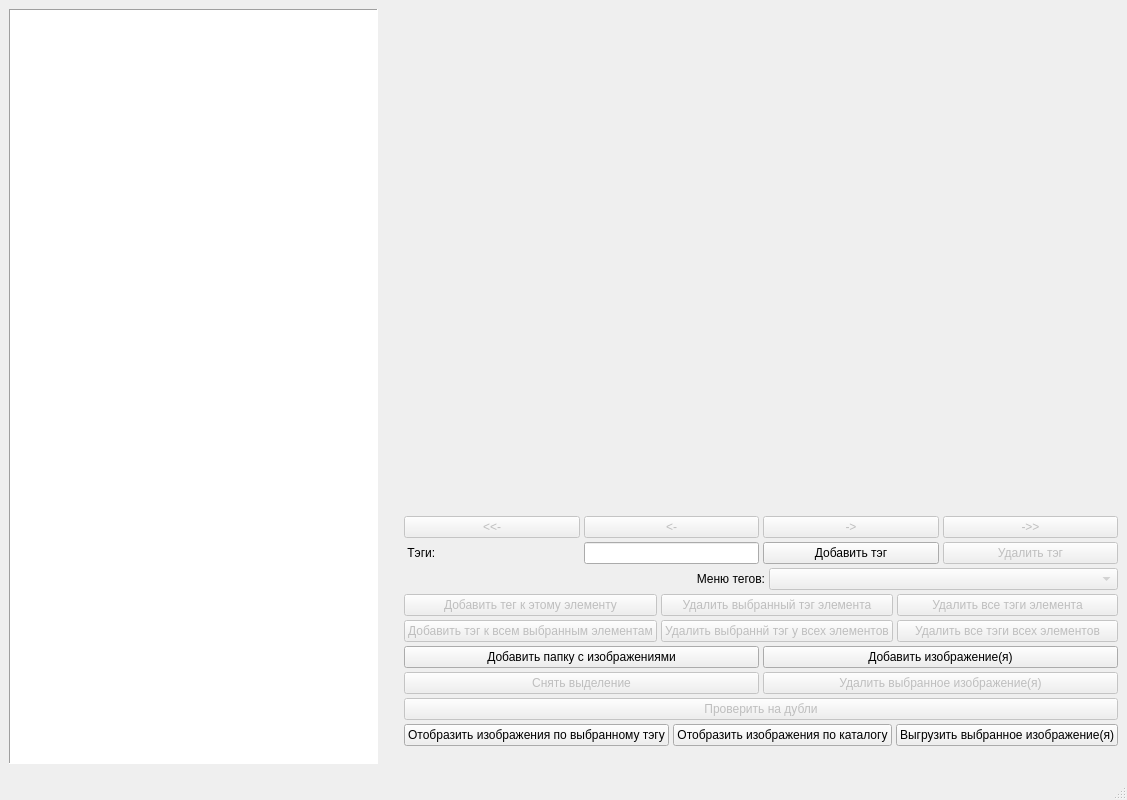
Before: the Qt Designer form SinSawCodePy/SinSawViewUI.ui in VoidChaser/SinSawCatalog, drawn with Qt 5.
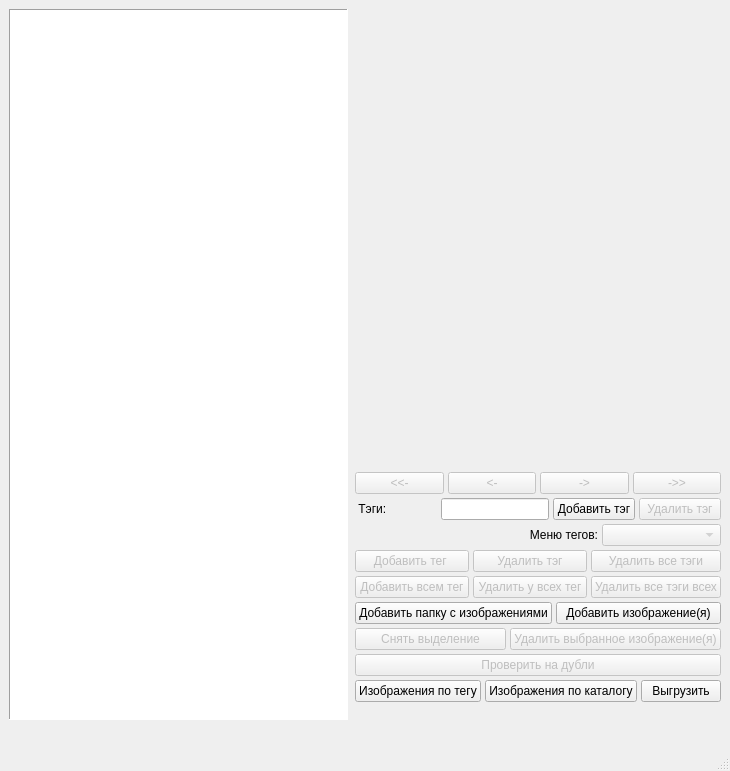
After: the same form once the commit is applied.

Commit message: Layout configured

Diff of the .ui file:
```diff
--- a/SinSawCodePy/SinSawViewUI.ui
+++ b/SinSawCodePy/SinSawViewUI.ui
@@ -9,8 +9,8 @@
    <rect>
     <x>0</x>
     <y>0</y>
-    <width>1127</width>
-    <height>800</height>
+    <width>730</width>
+    <height>771</height>
    </rect>
   </property>
   <property name="sizePolicy">
@@ -51,7 +51,7 @@
           <item>
            <widget class="QTableWidget" name="tableWidget">
             <property name="sizePolicy">
-             <sizepolicy hsizetype="MinimumExpanding" vsizetype="Expanding">
+             <sizepolicy hsizetype="Minimum" vsizetype="Expanding">
               <horstretch>0</horstretch>
               <verstretch>0</verstretch>
              </sizepolicy>
@@ -91,6 +91,19 @@
             </attribute>
            </widget>
           </item>
+          <item>
+           <spacer name="horizontalSpacer_2">
+            <property name="orientation">
+             <enum>Qt::Horizontal</enum>
+            </property>
+            <property name="sizeHint" stdset="0">
+             <size>
+              <width>250</width>
+              <height>20</height>
+             </size>
+            </property>
+           </spacer>
+          </item>
          </layout>
         </item>
         <item>
@@ -103,7 +116,7 @@
           </property>
           <property name="sizeHint" stdset="0">
            <size>
-            <width>20</width>
+            <width>1</width>
             <height>500</height>
            </size>
           </property>
@@ -129,7 +142,7 @@
           <item>
            <widget class="QLabel" name="image_label">
             <property name="sizePolicy">
-             <sizepolicy hsizetype="MinimumExpanding" vsizetype="MinimumExpanding">
+             <sizepolicy hsizetype="Minimum" vsizetype="MinimumExpanding">
               <horstretch>0</horstretch>
               <verstretch>0</verstretch>
              </sizepolicy>
@@ -166,7 +179,7 @@
              <bool>true</bool>
             </property>
             <property name="sizePolicy">
-             <sizepolicy hsizetype="MinimumExpanding" vsizetype="Minimum">
+             <sizepolicy hsizetype="Minimum" vsizetype="Minimum">
               <horstretch>0</horstretch>
               <verstretch>0</verstretch>
              </sizepolicy>
@@ -198,14 +211,14 @@
                <bool>false</bool>
               </property>
               <property name="sizePolicy">
-               <sizepolicy hsizetype="MinimumExpanding" vsizetype="Minimum">
+               <sizepolicy hsizetype="Minimum" vsizetype="Minimum">
                 <horstretch>0</horstretch>
                 <verstretch>0</verstretch>
                </sizepolicy>
               </property>
               <property name="minimumSize">
                <size>
-                <width>0</width>
+                <width>30</width>
                 <height>20</height>
                </size>
               </property>
@@ -226,14 +239,14 @@
                <bool>false</bool>
               </property>
               <property name="sizePolicy">
-               <sizepolicy hsizetype="MinimumExpanding" vsizetype="Minimum">
+               <sizepolicy hsizetype="Minimum" vsizetype="Minimum">
                 <horstretch>0</horstretch>
                 <verstretch>0</verstretch>
                </sizepolicy>
               </property>
               <property name="minimumSize">
                <size>
-                <width>0</width>
+                <width>30</width>
                 <height>20</height>
                </size>
               </property>
@@ -254,14 +267,14 @@
                <bool>false</bool>
               </property>
               <property name="sizePolicy">
-               <sizepolicy hsizetype="MinimumExpanding" vsizetype="Minimum">
+               <sizepolicy hsizetype="Minimum" vsizetype="Minimum">
                 <horstretch>0</horstretch>
                 <verstretch>0</verstretch>
                </sizepolicy>
               </property>
               <property name="minimumSize">
                <size>
-                <width>0</width>
+                <width>30</width>
                 <height>20</height>
                </size>
               </property>
@@ -282,14 +295,14 @@
                <bool>false</bool>
               </property>
               <property name="sizePolicy">
-               <sizepolicy hsizetype="MinimumExpanding" vsizetype="Minimum">
+               <sizepolicy hsizetype="Minimum" vsizetype="Minimum">
                 <horstretch>0</horstretch>
                 <verstretch>0</verstretch>
                </sizepolicy>
               </property>
               <property name="minimumSize">
                <size>
-                <width>0</width>
+                <width>30</width>
                 <height>20</height>
                </size>
               </property>
@@ -311,7 +324,7 @@
             <item>
              <widget class="QLabel" name="tag_name_label">
               <property name="sizePolicy">
-               <sizepolicy hsizetype="MinimumExpanding" vsizetype="Preferred">
+               <sizepolicy hsizetype="Minimum" vsizetype="Preferred">
                 <horstretch>0</horstretch>
                 <verstretch>0</verstretch>
                </sizepolicy>
@@ -324,7 +337,7 @@
             <item>
              <widget class="QLineEdit" name="tag_name_edit">
               <property name="sizePolicy">
-               <sizepolicy hsizetype="MinimumExpanding" vsizetype="Fixed">
+               <sizepolicy hsizetype="Minimum" vsizetype="Fixed">
                 <horstretch>0</horstretch>
                 <verstretch>0</verstretch>
                </sizepolicy>
@@ -334,11 +347,17 @@
             <item>
              <widget class="QPushButton" name="add_tag_button">
               <property name="sizePolicy">
-               <sizepolicy hsizetype="MinimumExpanding" vsizetype="Fixed">
+               <sizepolicy hsizetype="Minimum" vsizetype="Minimum">
                 <horstretch>0</horstretch>
                 <verstretch>0</verstretch>
                </sizepolicy>
               </property>
+              <property name="minimumSize">
+               <size>
+                <width>30</width>
+                <height>0</height>
+               </size>
+              </property>
               <property name="focusPolicy">
                <enum>Qt::NoFocus</enum>
               </property>
@@ -353,11 +372,17 @@
                <bool>false</bool>
               </property>
               <property name="sizePolicy">
-               <sizepolicy hsizetype="MinimumExpanding" vsizetype="Fixed">
+               <sizepolicy hsizetype="Minimum" vsizetype="Minimum">
                 <horstretch>0</horstretch>
                 <verstretch>0</verstretch>
                </sizepolicy>
               </property>
+              <property name="minimumSize">
+               <size>
+                <width>30</width>
+                <height>0</height>
+               </size>
+              </property>
               <property name="focusPolicy">
                <enum>Qt::NoFocus</enum>
               </property>
@@ -375,6 +400,12 @@
               <property name="enabled">
                <bool>true</bool>
               </property>
+              <property name="sizePolicy">
+               <sizepolicy hsizetype="Minimum" vsizetype="Preferred">
+                <horstretch>0</horstretch>
+                <verstretch>0</verstretch>
+               </sizepolicy>
+              </property>
               <property name="text">
                <string/>
               </property>
@@ -383,7 +414,7 @@
             <item>
              <widget class="QLabel" name="label">
               <property name="sizePolicy">
-               <sizepolicy hsizetype="MinimumExpanding" vsizetype="Preferred">
+               <sizepolicy hsizetype="Minimum" vsizetype="Preferred">
                 <horstretch>0</horstretch>
                 <verstretch>0</verstretch>
                </sizepolicy>
@@ -411,7 +442,7 @@
                <bool>false</bool>
               </property>
               <property name="sizePolicy">
-               <sizepolicy hsizetype="MinimumExpanding" vsizetype="Fixed">
+               <sizepolicy hsizetype="Minimum" vsizetype="Fixed">
                 <horstretch>0</horstretch>
                 <verstretch>0</verstretch>
                </sizepolicy>
@@ -433,7 +464,7 @@
                  <bool>false</bool>
                 </property>
                 <property name="sizePolicy">
-                 <sizepolicy hsizetype="MinimumExpanding" vsizetype="Fixed">
+                 <sizepolicy hsizetype="Minimum" vsizetype="Minimum">
                   <horstretch>0</horstretch>
                   <verstretch>0</verstretch>
                  </sizepolicy>
@@ -442,7 +473,7 @@
                  <enum>Qt::NoFocus</enum>
                 </property>
                 <property name="text">
-                 <string>Добавить тег к этому элементу</string>
+                 <string>Добавить тег </string>
                 </property>
                 <attribute name="buttonGroup">
                  <string notr="true">single_selection_button_group</string>
@@ -455,7 +486,7 @@
                  <bool>false</bool>
                 </property>
                 <property name="sizePolicy">
-                 <sizepolicy hsizetype="MinimumExpanding" vsizetype="Fixed">
+                 <sizepolicy hsizetype="Minimum" vsizetype="Minimum">
                   <horstretch>0</horstretch>
                   <verstretch>0</verstretch>
                  </sizepolicy>
@@ -464,7 +495,7 @@
                  <enum>Qt::NoFocus</enum>
                 </property>
                 <property name="text">
-                 <string>Добавить тэг к всем выбранным элементам</string>
+                 <string>Добавить всем тег</string>
                 </property>
                 <attribute name="buttonGroup">
                  <string notr="true">multi_selection_button_group</string>
@@ -481,7 +512,7 @@
                  <bool>false</bool>
                 </property>
                 <property name="sizePolicy">
-                 <sizepolicy hsizetype="MinimumExpanding" vsizetype="Fixed">
+                 <sizepolicy hsizetype="Minimum" vsizetype="Minimum">
                   <horstretch>0</horstretch>
                   <verstretch>0</verstretch>
                  </sizepolicy>
@@ -490,7 +521,7 @@
                  <enum>Qt::NoFocus</enum>
                 </property>
                 <property name="text">
-                 <string>Удалить выбранный тэг элемента</string>
+                 <string>Удалить тэг</string>
                 </property>
                 <attribute name="buttonGroup">
                  <string notr="true">single_selection_button_group</string>
@@ -503,7 +534,7 @@
                  <bool>false</bool>
                 </property>
                 <property name="sizePolicy">
-                 <sizepolicy hsizetype="MinimumExpanding" vsizetype="Fixed">
+                 <sizepolicy hsizetype="Minimum" vsizetype="Minimum">
                   <horstretch>0</horstretch>
                   <verstretch>0</verstretch>
                  </sizepolicy>
@@ -512,7 +543,7 @@
                  <enum>Qt::NoFocus</enum>
                 </property>
                 <property name="text">
-                 <string>Удалить выбраннй тэг у всех элементов</string>
+                 <string>Удалить у всех тег</string>
                 </property>
                 <attribute name="buttonGroup">
                  <string notr="true">multi_selection_button_group</string>
@@ -529,7 +560,7 @@
                  <bool>false</bool>
                 </property>
                 <property name="sizePolicy">
-                 <sizepolicy hsizetype="MinimumExpanding" vsizetype="Fixed">
+                 <sizepolicy hsizetype="Minimum" vsizetype="Minimum">
                   <horstretch>0</horstretch>
                   <verstretch>0</verstretch>
                  </sizepolicy>
@@ -538,7 +569,7 @@
                  <enum>Qt::NoFocus</enum>
                 </property>
                 <property name="text">
-                 <string>Удалить все тэги элемента</string>
+                 <string>Удалить все тэги</string>
                 </property>
                 <attribute name="buttonGroup">
                  <string notr="true">single_selection_button_group</string>
@@ -551,7 +582,7 @@
                  <bool>false</bool>
                 </property>
                 <property name="sizePolicy">
-                 <sizepolicy hsizetype="MinimumExpanding" vsizetype="Fixed">
+                 <sizepolicy hsizetype="Minimum" vsizetype="Minimum">
                   <horstretch>0</horstretch>
                   <verstretch>0</verstretch>
                  </sizepolicy>
@@ -560,7 +591,7 @@
                  <enum>Qt::NoFocus</enum>
                 </property>
                 <property name="text">
-                 <string>Удалить все тэги всех элементов</string>
+                 <string>Удалить все тэги всех</string>
                 </property>
                 <attribute name="buttonGroup">
                  <string notr="true">multi_selection_button_group</string>
@@ -581,7 +612,7 @@
                  <bool>true</bool>
                 </property>
                 <property name="sizePolicy">
-                 <sizepolicy hsizetype="MinimumExpanding" vsizetype="Fixed">
+                 <sizepolicy hsizetype="Minimum" vsizetype="Minimum">
                   <horstretch>0</horstretch>
                   <verstretch>0</verstretch>
                  </sizepolicy>
@@ -600,7 +631,7 @@
                  <bool>true</bool>
                 </property>
                 <property name="sizePolicy">
-                 <sizepolicy hsizetype="MinimumExpanding" vsizetype="Fixed">
+                 <sizepolicy hsizetype="Minimum" vsizetype="Minimum">
                   <horstretch>0</horstretch>
                   <verstretch>0</verstretch>
                  </sizepolicy>
@@ -623,7 +654,7 @@
                  <bool>false</bool>
                 </property>
                 <property name="sizePolicy">
-                 <sizepolicy hsizetype="MinimumExpanding" vsizetype="Fixed">
+                 <sizepolicy hsizetype="Minimum" vsizetype="Minimum">
                   <horstretch>0</horstretch>
                   <verstretch>0</verstretch>
                  </sizepolicy>
@@ -645,7 +676,7 @@
                  <bool>false</bool>
                 </property>
                 <property name="sizePolicy">
-                 <sizepolicy hsizetype="MinimumExpanding" vsizetype="Fixed">
+                 <sizepolicy hsizetype="Minimum" vsizetype="Minimum">
                   <horstretch>0</horstretch>
                   <verstretch>0</verstretch>
                  </sizepolicy>
@@ -669,7 +700,7 @@
                <bool>false</bool>
               </property>
               <property name="sizePolicy">
-               <sizepolicy hsizetype="MinimumExpanding" vsizetype="Fixed">
+               <sizepolicy hsizetype="Minimum" vsizetype="Minimum">
                 <horstretch>0</horstretch>
                 <verstretch>0</verstretch>
                </sizepolicy>
@@ -687,7 +718,7 @@
               <item>
                <widget class="QPushButton" name="show_imgs_by_tag_button">
                 <property name="sizePolicy">
-                 <sizepolicy hsizetype="MinimumExpanding" vsizetype="Fixed">
+                 <sizepolicy hsizetype="Minimum" vsizetype="Minimum">
                   <horstretch>0</horstretch>
                   <verstretch>0</verstretch>
                  </sizepolicy>
@@ -696,14 +727,14 @@
                  <enum>Qt::NoFocus</enum>
                 </property>
                 <property name="text">
-                 <string>Отобразить изображения по выбранному тэгу</string>
+                 <string>Изображения по тегу</string>
                 </property>
                </widget>
               </item>
               <item>
                <widget class="QPushButton" name="show_imgs_by_catalog_button">
                 <property name="sizePolicy">
-                 <sizepolicy hsizetype="MinimumExpanding" vsizetype="Fixed">
+                 <sizepolicy hsizetype="Minimum" vsizetype="Minimum">
                   <horstretch>0</horstretch>
                   <verstretch>0</verstretch>
                  </sizepolicy>
@@ -712,14 +743,14 @@
                  <enum>Qt::NoFocus</enum>
                 </property>
                 <property name="text">
-                 <string>Отобразить изображения по каталогу</string>
+                 <string>Изображения по каталогу</string>
                 </property>
                </widget>
               </item>
               <item>
                <widget class="QPushButton" name="leave_out_button">
                 <property name="sizePolicy">
-                 <sizepolicy hsizetype="MinimumExpanding" vsizetype="Fixed">
+                 <sizepolicy hsizetype="Minimum" vsizetype="Minimum">
                   <horstretch>0</horstretch>
                   <verstretch>0</verstretch>
                  </sizepolicy>
@@ -728,7 +759,7 @@
                  <enum>Qt::NoFocus</enum>
                 </property>
                 <property name="text">
-                 <string>Выгрузить выбранное изображение(я)</string>
+                 <string>Выгрузить</string>
                 </property>
                </widget>
               </item>
@@ -736,8 +767,30 @@
             </item>
            </layout>
           </item>
+          <item>
+           <spacer name="horizontalSpacer">
+            <property name="orientation">
+             <enum>Qt::Horizontal</enum>
+            </property>
+            <property name="sizeType">
+             <enum>QSizePolicy::MinimumExpanding</enum>
+            </property>
+            <property name="sizeHint" stdset="0">
+             <size>
+              <width>100</width>
+              <height>20</height>
+             </size>
+            </property>
+           </spacer>
+          </item>
           <item>
            <widget class="QLabel" name="log_out_label">
+            <property name="sizePolicy">
+             <sizepolicy hsizetype="Minimum" vsizetype="Preferred">
+              <horstretch>0</horstretch>
+              <verstretch>0</verstretch>
+             </sizepolicy>
+            </property>
             <property name="text">
              <string/>
             </property>
@@ -747,22 +800,6 @@
         </item>
        </layout>
       </item>
-      <item>
-       <spacer name="global_spacer">
-        <property name="orientation">
-         <enum>Qt::Horizontal</enum>
-        </property>
-        <property name="sizeType">
-         <enum>QSizePolicy::Minimum</enum>
-        </property>
-        <property name="sizeHint" stdset="0">
-         <size>
-          <width>100</width>
-          <height>5</height>
-         </size>
-        </property>
-       </spacer>
-      </item>
      </layout>
     </item>
    </layout>
```
Left out of the diff: 4 changed lines with no effect on the pictures. The commit also changes 1 other file.
